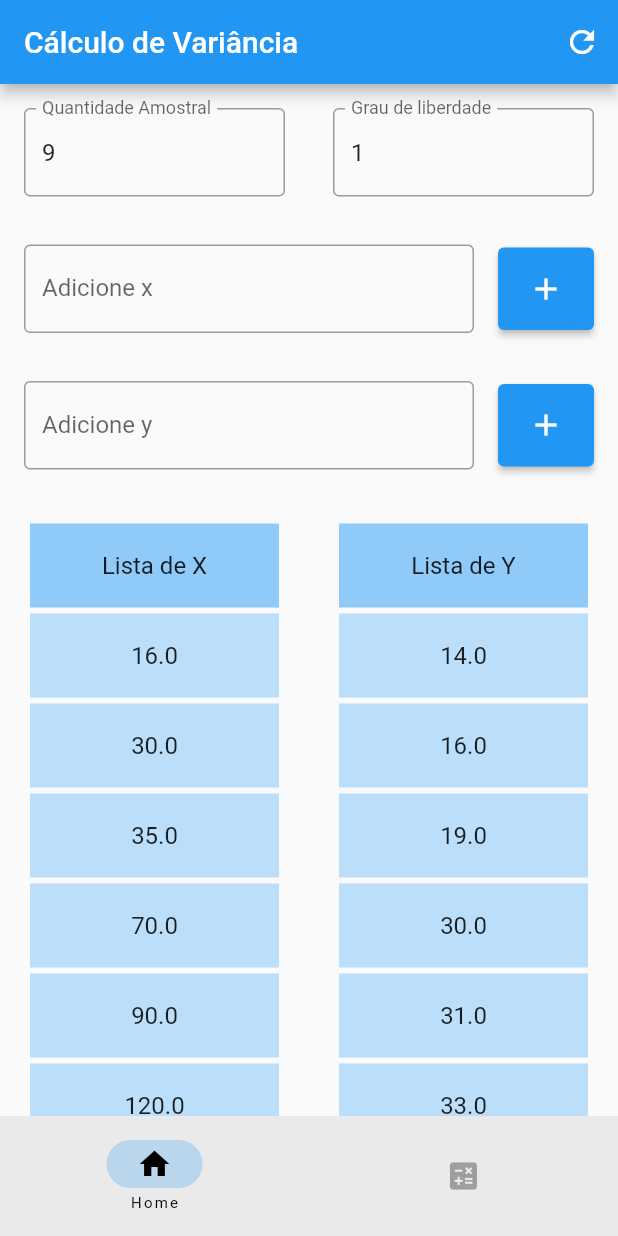
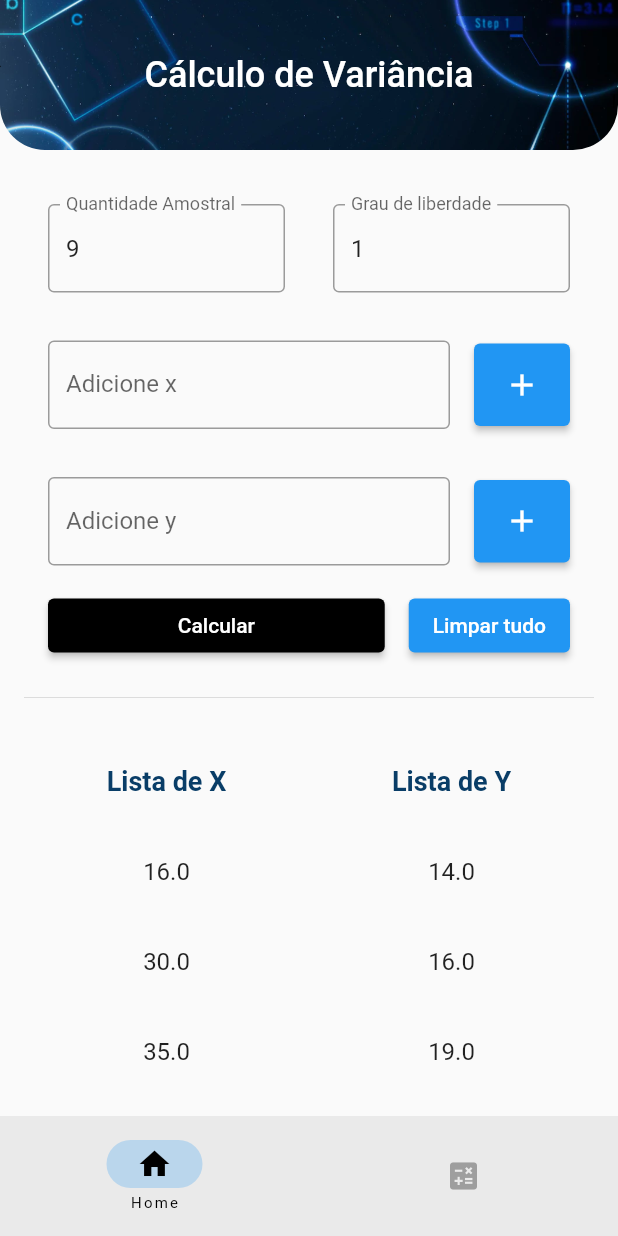
Before and after one commit to pedigru3/Calculo-de-variancia, a Flutter app: the screen it shows after launch, on a phone screen of 412 x 824 dp. Run offline on Flutter 3.47's test engine with Material 2 defaults, Android fonts, the phone set to English and light mode, and no system bars.

Commit message:
Atualizações visuais

```diff
--- a/lib/main.dart
+++ b/lib/main.dart
@@ -21,29 +21,41 @@ class MyApp extends StatefulWidget {
 
 class _MyAppState extends State<MyApp> {
   int currentPage = 0;
-  List<Widget> pages = [HomePage(), ResultsPage()];
+  List<Widget> pages = [const HomePage(), const ResultsPage()];
 
   @override
   Widget build(BuildContext context) {
     final calc = Provider.of<CalculoProvider>(context);
     return MaterialApp(
+      debugShowCheckedModeBanner: false,
       home: Scaffold(
         appBar: AppBar(
-          title: const Text('Cálculo de Variância'),
-          actions: [
-            IconButton(
-                onPressed: () {
-                  calc.removeAll();
-                },
-                icon: const Icon(Icons.refresh))
-          ],
+          backgroundColor: Colors.transparent,
+          flexibleSpace: Container(
+            decoration: const BoxDecoration(
+              borderRadius: BorderRadius.only(
+                  bottomLeft: Radius.circular(30),
+                  bottomRight: Radius.circular(30)),
+              image: DecorationImage(
+                fit: BoxFit.cover,
+                image: AssetImage('images/background-calc.png'),
+              ),
+            ),
+          ),
+          elevation: 0,
+          toolbarHeight: 100,
+          centerTitle: true,
+          title: const Text(
+            'Cálculo de Variância',
+            style: TextStyle(fontSize: 24),
+          ),
         ),
         body: SingleChildScrollView(child: pages[currentPage]),
         bottomNavigationBar: NavigationBar(
           labelBehavior: NavigationDestinationLabelBehavior.onlyShowSelected,
           selectedIndex: currentPage,
           destinations: [
-            NavigationDestination(icon: Icon(Icons.home), label: 'Home'),
+            const NavigationDestination(icon: Icon(Icons.home), label: 'Home'),
             NavigationDestination(
               icon: Icon(
                 Icons.calculate,
--- a/lib/pages/home_page.dart
+++ b/lib/pages/home_page.dart
@@ -4,7 +4,7 @@ import 'package:flutter/material.dart';
 import 'package:provider/provider.dart';
 
 class HomePage extends StatefulWidget {
-  HomePage({Key? key}) : super(key: key);
+  const HomePage({Key? key}) : super(key: key);
 
   @override
   State<HomePage> createState() => _HomePageState();
@@ -43,7 +43,9 @@ class _HomePageState extends State<HomePage> {
     _nController.text = calc.listaX.length.toString();
     _glrController.text = '1';
 
-    return Column(
+    return Padding(
+      padding: const EdgeInsets.only(top: 20, right: 16, left: 16),
+      child: Column(
         children: [
           Row(
             mainAxisSize: MainAxisSize.max,
@@ -53,8 +55,8 @@ class _HomePageState extends State<HomePage> {
                     'Quantidade Amostral', 'valor de n', _nController),
               ),
               Expanded(
-              child:
-                  textFieldBuilder('Grau de liberdade', 'GLR', _glrController),
+                child: textFieldBuilder(
+                    'Grau de liberdade', 'GLR', _glrController),
               ),
             ],
           ),
@@ -62,6 +64,33 @@ class _HomePageState extends State<HomePage> {
               myFocusNodeX, myFocusNodeY, calc.addX),
           texFieldAndButtonBuilder('Adicione y', 'valor de y', _yController,
               myFocusNodeY, myFocusNodeX, calc.addY),
+          Padding(
+            padding: const EdgeInsets.only(right: 16, left: 16, bottom: 16),
+            child: Row(
+              children: [
+                Expanded(
+                  child: Padding(
+                    padding: const EdgeInsets.only(right: 16),
+                    child: ElevatedButton(
+                      onPressed: () {
+                        calc.n = int.tryParse(_nController.text);
+                        calc.glRegressao = int.tryParse(_glrController.text);
+                      },
+                      style: ElevatedButton.styleFrom(primary: Colors.black),
+                      child: const Text('Calcular'),
+                    ),
+                  ),
+                ),
+                ElevatedButton(
+                  onPressed: () {
+                    calc.removeAll();
+                  },
+                  child: Text('Limpar tudo'),
+                ),
+              ],
+            ),
+          ),
+          Divider(),
           Row(
             children: [
               titleListBuilder('Lista de X'),
@@ -78,20 +107,11 @@ class _HomePageState extends State<HomePage> {
             padding: const EdgeInsets.all(8.0),
             child: Text(
               calc.isEqual() ? '' : 'As listas devem ser iguais!',
-            style: TextStyle(color: Colors.red),
+              style: const TextStyle(color: Colors.red),
             ),
           ),
-        ElevatedButton(
-          onPressed: () {
-            calc.n = int.tryParse(_nController.text);
-            calc.glRegressao = int.tryParse(_glrController.text);
-          },
-          child: const Text('Calcular'),
-          style: ElevatedButton.styleFrom(
-              fixedSize: Size(MediaQuery.of(context).size.width * 0.9, 2),
-              primary: Colors.black),
-        )
         ],
+      ),
     );
   }
 
@@ -125,7 +145,7 @@ class _HomePageState extends State<HomePage> {
         padding: const EdgeInsets.only(right: 16),
         child: ElevatedButton(
           style: ElevatedButton.styleFrom(
-            fixedSize: Size(20, 55),
+            fixedSize: const Size(20, 55),
           ),
           onPressed: () {
             setState(() {
@@ -134,7 +154,7 @@ class _HomePageState extends State<HomePage> {
               focusNodeOut.requestFocus();
             });
           },
-          child: Icon(Icons.add),
+          child: const Icon(Icons.add),
         ),
       ),
     ]);
@@ -143,12 +163,15 @@ class _HomePageState extends State<HomePage> {
   Widget titleListBuilder(String title) {
     return Expanded(
       child: Container(
-        margin: EdgeInsets.only(left: 20, right: 20, bottom: 2, top: 20),
-        color: Colors.blue[200],
+        margin: const EdgeInsets.only(left: 20, right: 20, bottom: 2, top: 20),
         child: ListTile(
           title: Text(
             title,
             textAlign: TextAlign.center,
+            style: const TextStyle(
+                fontWeight: FontWeight.bold,
+                fontSize: 18,
+                color: Color.fromARGB(255, 9, 61, 103)),
           ),
         ),
       ),
@@ -158,13 +181,12 @@ class _HomePageState extends State<HomePage> {
   Widget listBuilder(List calcList) {
     return Expanded(
       child: ListView.builder(
-          physics: NeverScrollableScrollPhysics(),
+          physics: const NeverScrollableScrollPhysics(),
           shrinkWrap: true,
           itemCount: calcList.length,
           itemBuilder: (context, index) {
             return Container(
-              margin: EdgeInsets.symmetric(vertical: 2, horizontal: 20),
-              color: Colors.blue[100],
+              margin: const EdgeInsets.symmetric(vertical: 2, horizontal: 20),
               child: ListTile(
                 title: Text(
                   '${calcList[index]}',
--- a/lib/pages/results_page.dart
+++ b/lib/pages/results_page.dart
@@ -11,7 +11,6 @@ class ResultsPage extends StatelessWidget {
     final calc = Provider.of<CalculoProvider>(context);
     return Padding(
       padding: const EdgeInsets.all(16.0),
-      child: Container(
       child: Table(
         columnWidths: const <int, TableColumnWidth>{
           0: FractionColumnWidth(.25),
@@ -49,7 +48,6 @@ class ResultsPage extends StatelessWidget {
           ]),
         ],
       ),
-      ),
     );
   }
 
@@ -59,7 +57,7 @@ class ResultsPage extends StatelessWidget {
       child: Center(
           child: Text(
         text,
-        style: TextStyle(fontWeight: FontWeight.w600),
+        style: const TextStyle(fontWeight: FontWeight.w600),
       )),
     );
   }
--- a/lib/providers/calculos_provider.dart
+++ b/lib/providers/calculos_provider.dart
@@ -121,17 +121,17 @@ class CalculoProvider extends ChangeNotifier {
 
   double somaXQuadrado() {
     double soma = 0;
-    listaX.forEach((element) {
+    for (var element in listaX) {
       soma += pow(element, 2);
-    });
+    }
     return soma;
   }
 
   double somaYQuadrado() {
     double soma = 0;
-    listaY.forEach((element) {
+    for (var element in listaY) {
       soma += pow(element, 2);
-    });
+    }
     return soma;
   }
 
--- a/pubspec.yaml
+++ b/pubspec.yaml
@@ -59,9 +59,8 @@ flutter:
   uses-material-design: true
 
   # To add assets to your application, add an assets section, like this:
-  # assets:
-  #   - images/a_dot_burr.jpeg
-  #   - images/a_dot_ham.jpeg
+  assets:
+    - images/
 
   # An image asset can refer to one or more resolution-specific "variants", see
   # https://flutter.dev/assets-and-images/#resolution-aware
```
Also changed, not shown: images/background-calc.png (added). Lines whose indentation alone changed are shown as unchanged.
